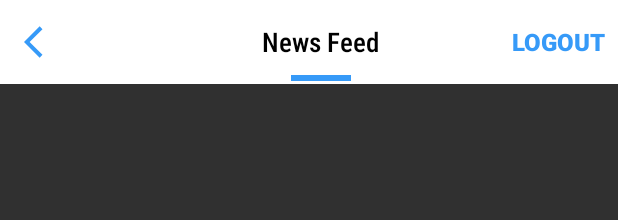
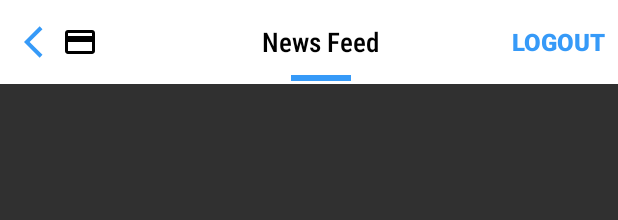
Before and after one commit to Shivam-MoEngage/Android-SDK-Training, an Android app: the layout fragment_news.xml on its own in the app's theme, with its tools: preview values and no code run, on a phone screen of 412 x 824 dp. Shown: the top 220 px of the screen. Run offline under Robolectric (Android 15) with nearby library versions, the phone set to English and light mode, and no system bars.

Commit message:
cards+pushtemplates

```diff
--- a/app/build.gradle
+++ b/app/build.gradle
@@ -97,7 +97,8 @@ dependencies {
     implementation("com.moengage:inbox-ui:1.0.01")
 
     implementation 'com.google.android.gms:play-services-location:18.0.0'
-//    implementation "com.moengage:inbox-core:1.0.00"
+    implementation("com.moengage:rich-notification:2.2.01")
+    implementation("com.moengage:cards:2.1.00")
 }
 kapt {
     correctErrorTypes true
--- a/app/src/main/AndroidManifest.xml
+++ b/app/src/main/AndroidManifest.xml
@@ -44,6 +44,10 @@
             android:name="com.moe.pushlibrary.activities.MoEActivity"
             android:label="[MainActivity]"
             android:parentActivityName=".ui.MainActivity" />
+        <activity
+            android:name="com.moengage.cards.ui.CardActivity"
+            android:label="@string/moe_card_feed_title"
+            android:theme="@style/MoECardTheme.NoActionBar" />
     </application>
 
 </manifest>
--- a/app/src/main/java/com/example/moengage_newapp/NewsApp.kt
+++ b/app/src/main/java/com/example/moengage_newapp/NewsApp.kt
@@ -20,7 +20,6 @@ import com.moengage.firebase.listener.FirebaseEventListener
 import com.moengage.geofence.MoEGeofenceHelper
 import com.moengage.geofence.listener.OnGeofenceHitListener
 import com.moengage.inapp.MoEInAppHelper
-import com.moengage.pushbase.MoEPushHelper
 import dagger.hilt.android.HiltAndroidApp
 
 @HiltAndroidApp
@@ -61,7 +60,7 @@ class NewsApp : Application(){
             )
             .build()
         MoEngage.initialise(moEngage)
-        MoEPushHelper.getInstance().messageListener = CustomMessagePushListener()
+//        MoEPushHelper.getInstance().messageListener = CustomMessagePushListener()
         MoEInAppHelper.getInstance().registerListener(InAppListener(this))
 
         MoEGeofenceHelper.getInstance().addListener(object : OnGeofenceHitListener {
--- a/app/src/main/java/com/example/moengage_newapp/ui/FragmentNews.kt
+++ b/app/src/main/java/com/example/moengage_newapp/ui/FragmentNews.kt
@@ -1,5 +1,6 @@
 package com.example.moengage_newapp.ui
 
+import android.content.Intent
 import android.os.Bundle
 import android.view.LayoutInflater
 import android.view.View
@@ -24,6 +25,7 @@ import com.example.moengage_newapp.util.Resource
 import com.example.moengage_newapp.util.exhaustive
 import com.example.moengage_newapp.util.showSnackbar
 import com.example.moengage_newapp.viewmodels.NewsViewModel
+import com.moengage.cards.ui.CardActivity
 import com.moengage.core.Properties
 import dagger.hilt.android.AndroidEntryPoint
 import kotlinx.coroutines.flow.collect
@@ -178,6 +180,9 @@ class FragmentNews() : Fragment() {
         binding.logoutText.setOnClickListener {
             logoutUser()
         }
+        binding.cards.setOnClickListener {
+            startActivity(Intent(requireContext(), CardActivity::class.java))
+        }
     }
 
     //Share News
--- /dev/null
+++ b/app/src/main/res/drawable/ic_baseline_credit_card_24.xml
@@ -0,0 +1,10 @@
+<vector xmlns:android="http://schemas.android.com/apk/res/android"
+    android:width="24dp"
+    android:height="24dp"
+    android:viewportWidth="24"
+    android:viewportHeight="24"
+    android:tint="@color/black">
+  <path
+      android:fillColor="@android:color/black"
+      android:pathData="M20,4L4,4c-1.11,0 -1.99,0.89 -1.99,2L2,18c0,1.11 0.89,2 2,2h16c1.11,0 2,-0.89 2,-2L22,6c0,-1.11 -0.89,-2 -2,-2zM20,18L4,18v-6h16v6zM20,8L4,8L4,6h16v2z" />
+</vector>
--- a/app/src/main/res/layout/fragment_news.xml
+++ b/app/src/main/res/layout/fragment_news.xml
@@ -66,6 +66,14 @@
                         android:layout_alignParentRight="true"
                         android:fontFamily="sans-serif-black"
                         android:layout_height="wrap_content" />
+
+                    <ImageView
+                        android:id="@+id/cards"
+                        android:layout_width="wrap_content"
+                        android:layout_centerVertical="true"
+                        android:src="@drawable/ic_baseline_credit_card_24"
+                        android:layout_height="wrap_content"
+                        android:layout_toRightOf="@id/backIcon" />
 
                     <View
                         android:background="@color/bookmarkColor"
```
